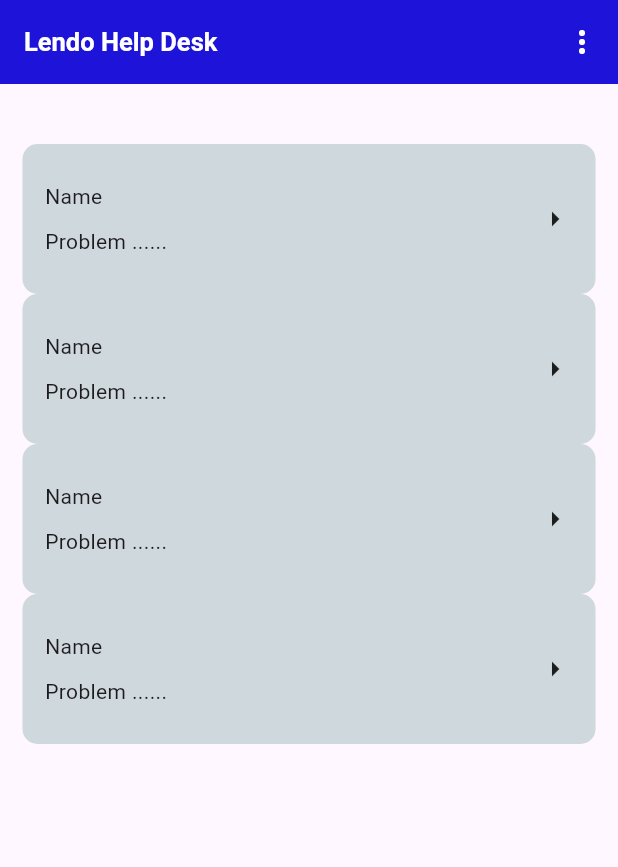
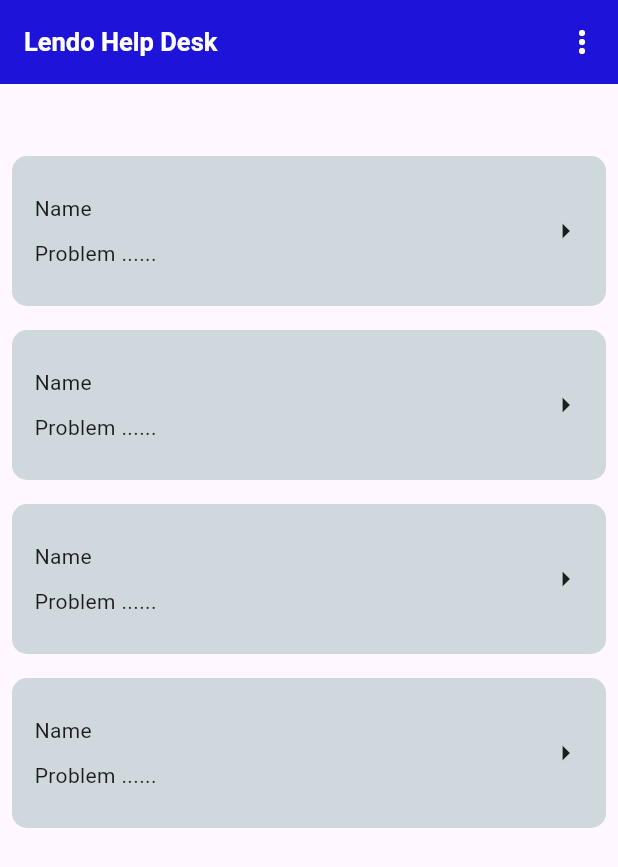
Before and after one commit to AthiraaAthi/Lendo_Admin_App, a Flutter app: the screen it shows after launch, on a phone screen of 412 x 824 dp. Shown: the top 867 px of the screen. Run offline on Flutter 3.47's test engine with Material 3 defaults, Android fonts, the phone set to English and light mode, and no system bars.

Commit message:
refactored ListView item layout for improved padding and added a new selected screen

```diff
--- a/lib/view/home/home.dart
+++ b/lib/view/home/home.dart
@@ -74,8 +74,9 @@ class HomeScreen extends StatelessWidget {
         ],
       ),
       body: Padding(
-        padding:
-            const EdgeInsets.only(top: 40, left: 15, right: 15, bottom: 15),
+        padding: const EdgeInsets.only(
+          top: 40,
+        ),
         child: Column(
           children: [
             ListView.builder(
@@ -83,6 +84,8 @@ class HomeScreen extends StatelessWidget {
               itemCount: 4,
               itemBuilder: (context, index) => InkWell(
                 onTap: () {},
+                child: Padding(
+                  padding: const EdgeInsets.all(8.0),
                   child: Container(
                     padding: EdgeInsets.all(15),
                     height: 100,
@@ -107,6 +110,7 @@ class HomeScreen extends StatelessWidget {
                     ),
                   ),
                 ),
+              ),
             )
           ],
         ),
```
Also changed, not shown: lib/view/home/selected.dart (added). Lines whose indentation alone changed are shown as unchanged.
